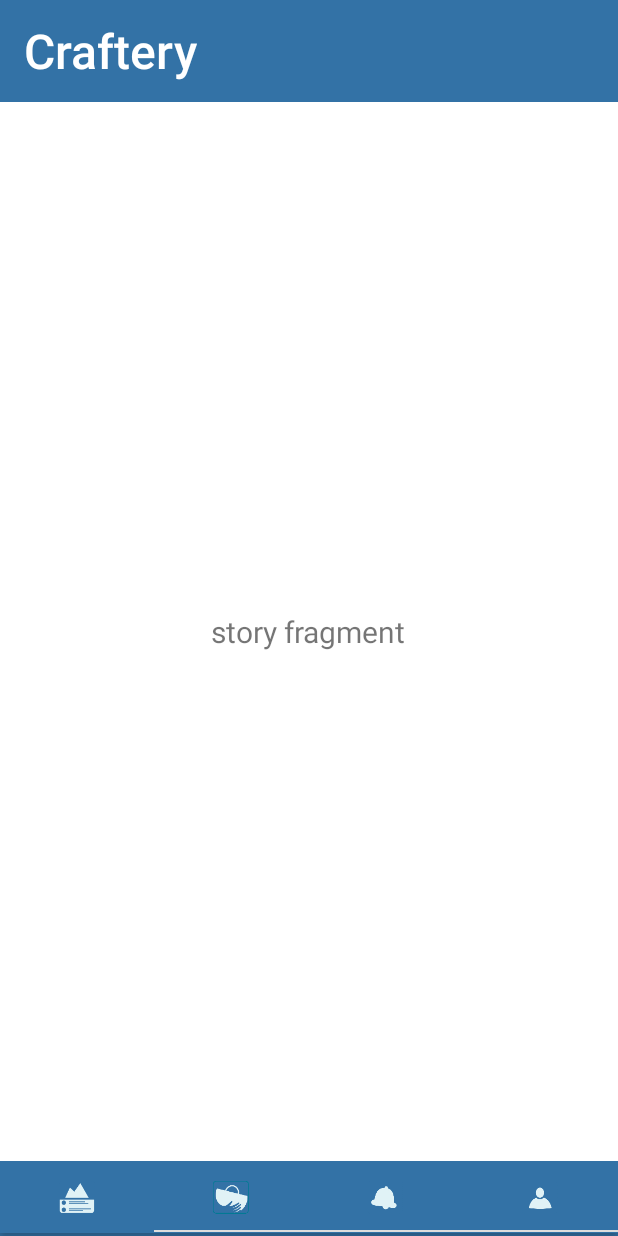
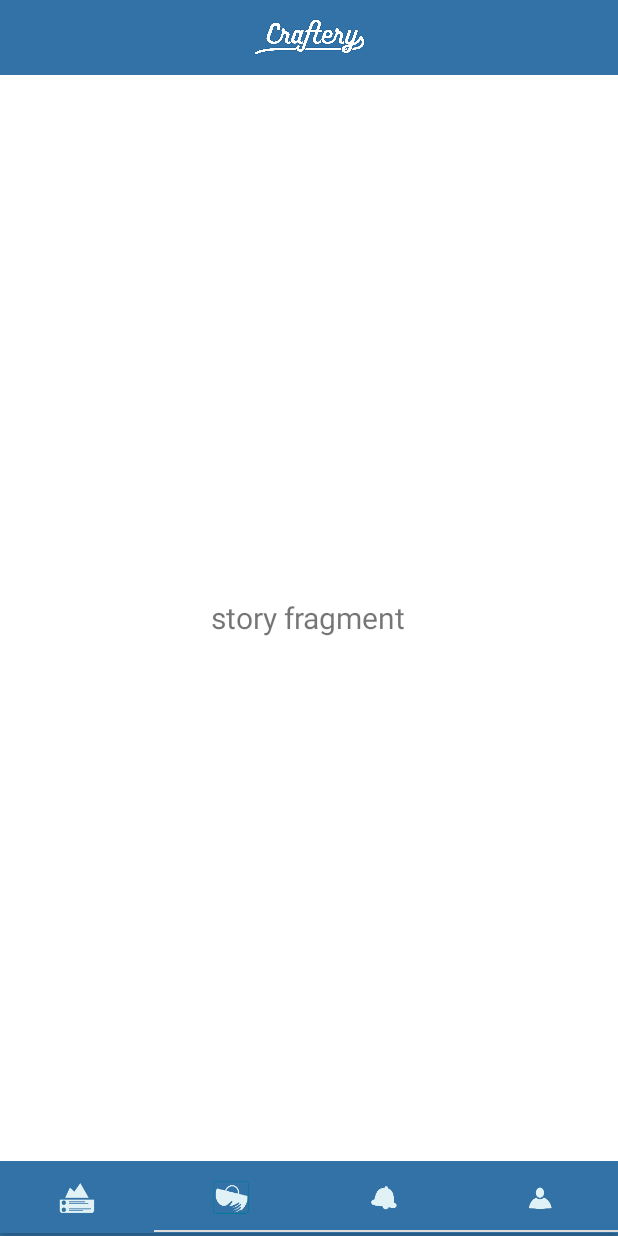
Before and after one commit to LovroLudvig/Software-Design-College-Project, an Android app: the HomeActivity screen opened directly, with no data from a screen before it, on a phone screen of 412 x 824 dp. Run offline under Robolectric (Android 15) with nearby library versions, the light colour scheme and no system bars; Roboto replaces fonts that are not available here.

Commit message:
adding logo_text to toolbar

```diff
--- a/MyApplication/app/src/main/res/layout/activity_home.xml
+++ b/MyApplication/app/src/main/res/layout/activity_home.xml
@@ -11,13 +11,18 @@
     <android.support.v7.widget.Toolbar
         android:id="@+id/Toolbar"
         android:layout_width="match_parent"
-        android:layout_height="68dp"
+        android:layout_height="50dp"
         android:background="@color/AppColor"
         android:theme="@style/ThemeOverlay.AppCompat.ActionBar"
-        app:popupTheme="@style/ThemeOverlay.AppCompat.Light"
-        app:title="Craftery"
-        app:titleTextColor="@color/White"
-        app:titleTextAppearance="@style/Toolbar.TitleText"/>
+        app:popupTheme="@style/ThemeOverlay.AppCompat.Light">
+
+        <ImageView
+            android:layout_width="match_parent"
+            android:layout_height="wrap_content"
+            android:padding="10dp"
+            android:layout_marginRight="15dp"
+            android:src="@drawable/app_logo_text" />
+    </android.support.v7.widget.Toolbar>
 
         <!-- Middle section (body) -->
         <RelativeLayout
```
